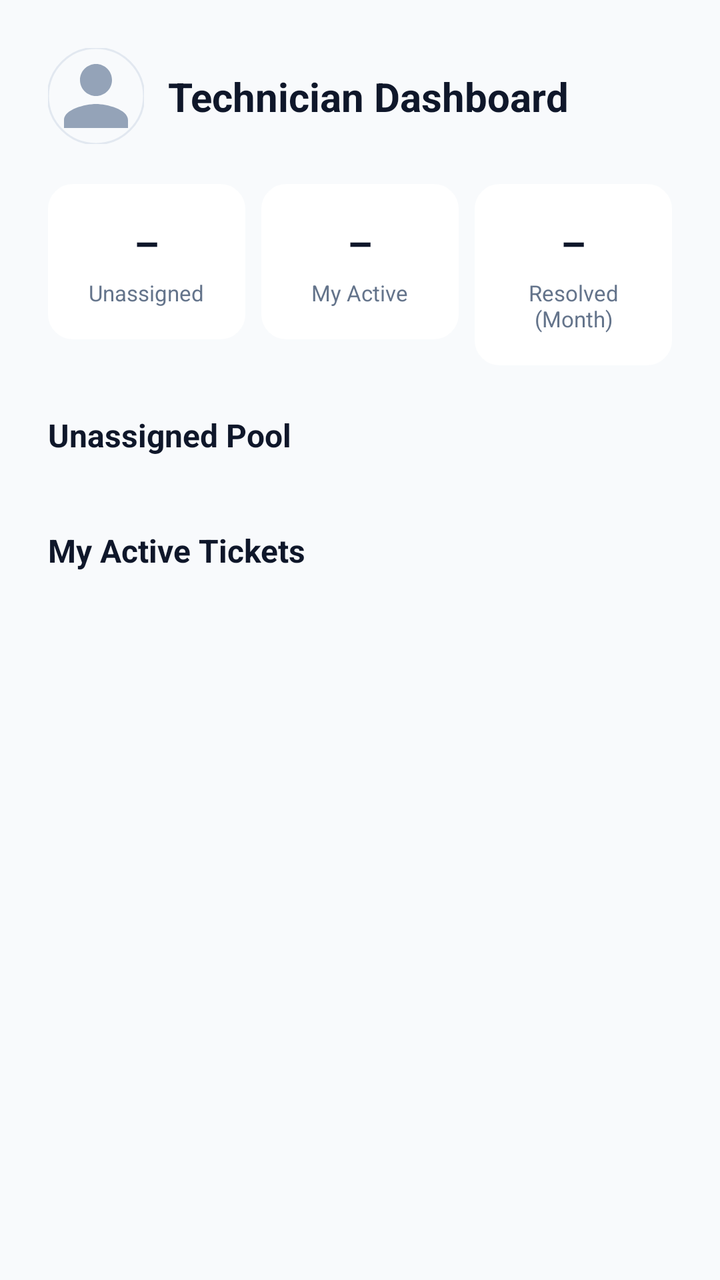
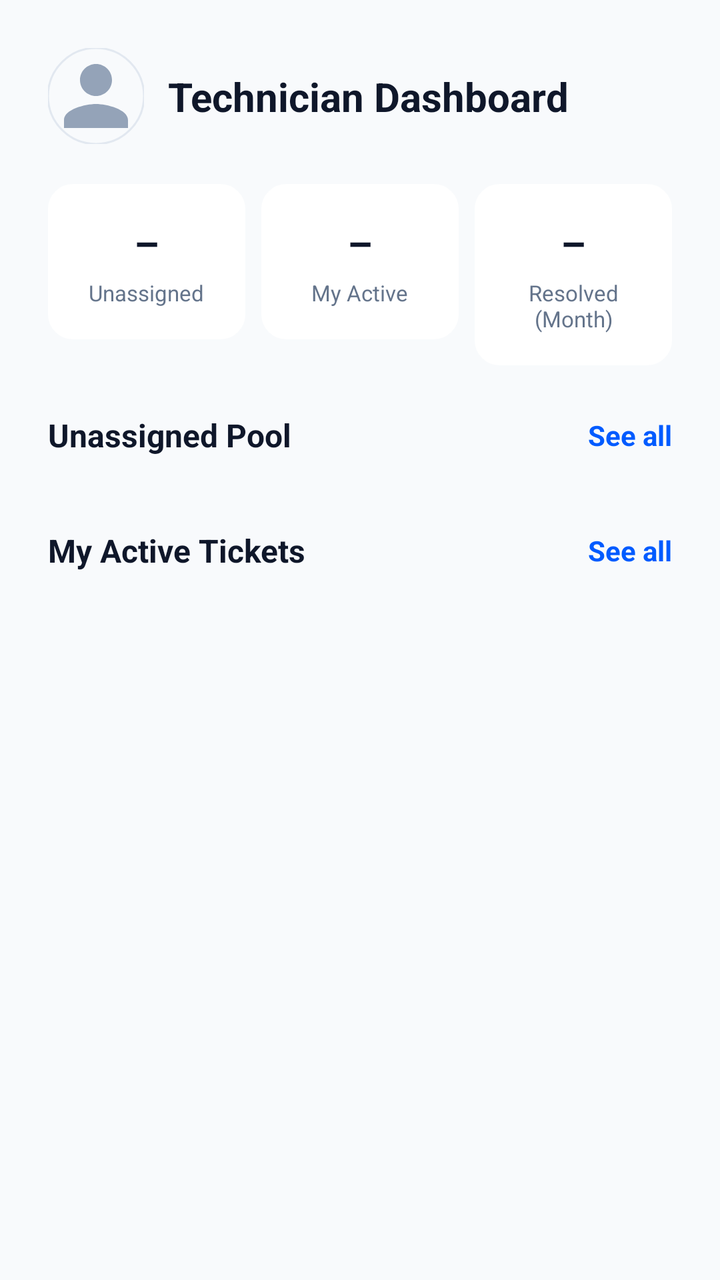

The first picture is an Android layout as it rendered before a commit; the second is the same layout after the commit. The layout source and the unified diff follow.
<!-- AndroidManifest.xml: application theme Theme.SupportAssist -->
<!-- res/layout/fragment_technician_dashboard.xml -->
<?xml version="1.0" encoding="utf-8"?>
<androidx.constraintlayout.widget.ConstraintLayout xmlns:android="http://schemas.android.com/apk/res/android"
    xmlns:app="http://schemas.android.com/apk/res-auto"
    xmlns:tools="http://schemas.android.com/tools"
    android:layout_width="match_parent"
    android:layout_height="match_parent"
    android:background="@color/bg_color">

    <ProgressBar
        android:id="@+id/loading_indicator"
        style="?android:attr/progressBarStyleHorizontal"
        android:layout_width="match_parent"
        android:layout_height="4dp"
        android:indeterminate="true"
        android:visibility="gone"
        app:layout_constraintTop_toTopOf="parent" />

    <androidx.core.widget.NestedScrollView
        android:layout_width="match_parent"
        android:layout_height="0dp"
        android:fillViewport="true"
        app:layout_constraintBottom_toBottomOf="parent"
        app:layout_constraintTop_toBottomOf="@+id/loading_indicator">

        <androidx.constraintlayout.widget.ConstraintLayout
            android:layout_width="match_parent"
            android:layout_height="wrap_content"
            android:paddingHorizontal="24dp"
            android:paddingTop="24dp"
            android:paddingBottom="100dp">

            <androidx.constraintlayout.widget.ConstraintLayout
                android:layout_width="0dp"
                android:layout_height="wrap_content"
                app:layout_constraintEnd_toEndOf="parent"
                app:layout_constraintStart_toStartOf="parent"
                app:layout_constraintTop_toTopOf="parent"
                app:layout_constraintWidth_max="600dp">

                <com.google.android.material.imageview.ShapeableImageView
                    android:id="@+id/iv_profile_image"
                    android:layout_width="48dp"
                    android:layout_height="48dp"
                    android:scaleType="centerCrop"
                    android:src="@drawable/ic_profile"
                    app:layout_constraintStart_toStartOf="parent"
                    app:layout_constraintTop_toTopOf="parent"
                    app:shapeAppearanceOverlay="@style/CircleImage"
                    app:strokeColor="@color/divider_color"
                    app:strokeWidth="1dp" />

                <TextView
                    android:id="@+id/tv_tech_greeting"
                    android:layout_width="wrap_content"
                    android:layout_height="wrap_content"
                    android:layout_marginStart="12dp"
                    android:text="@string/tech_dashboard_title"
                    android:textColor="@color/text_main"
                    android:textSize="20sp"
                    android:textStyle="bold"
                    app:layout_constraintBottom_toBottomOf="@+id/iv_profile_image"
                    app:layout_constraintStart_toEndOf="@+id/iv_profile_image"
                    app:layout_constraintTop_toTopOf="@+id/iv_profile_image" />

                <LinearLayout
                    android:id="@+id/ll_stats_row"
                    android:layout_width="match_parent"
                    android:layout_height="wrap_content"
                    android:layout_marginTop="20dp"
                    android:orientation="horizontal"
                    app:layout_constraintTop_toBottomOf="@+id/iv_profile_image">

                    <LinearLayout
                        android:layout_width="0dp"
                        android:layout_height="wrap_content"
                        android:layout_weight="1"
                        android:background="@drawable/edit_text_bg"
                        android:backgroundTint="@color/card_bg"
                        android:gravity="center"
                        android:orientation="vertical"
                        android:padding="16dp">
                        <TextView android:id="@+id/tv_stat_unassigned" style="@style/StatValueText" android:text="@string/placeholder_dash" />
                        <TextView style="@style/StatLabelText" android:text="@string/tech_stat_unassigned" />
                    </LinearLayout>

                    <LinearLayout
                        android:layout_width="0dp"
                        android:layout_height="wrap_content"
                        android:layout_weight="1"
                        android:layout_marginStart="8dp"
                        android:background="@drawable/edit_text_bg"
                        android:backgroundTint="@color/card_bg"
                        android:gravity="center"
                        android:orientation="vertical"
                        android:padding="16dp">
                        <TextView android:id="@+id/tv_stat_active" style="@style/StatValueText" android:text="@string/placeholder_dash" />
                        <TextView style="@style/StatLabelText" android:text="@string/tech_stat_active" />
                    </LinearLayout>

                    <LinearLayout
                        android:layout_width="0dp"
                        android:layout_height="wrap_content"
                        android:layout_weight="1"
                        android:layout_marginStart="8dp"
                        android:background="@drawable/edit_text_bg"
                        android:backgroundTint="@color/card_bg"
                        android:gravity="center"
                        android:orientation="vertical"
                        android:padding="16dp">
                        <TextView android:id="@+id/tv_stat_resolved_month" style="@style/StatValueText" android:text="@string/placeholder_dash" />
                        <TextView style="@style/StatLabelText" android:text="@string/tech_stat_resolved_month" />
                    </LinearLayout>
                </LinearLayout>

                <TextView
                    android:id="@+id/tv_unassigned_label"
                    android:layout_width="wrap_content"
                    android:layout_height="wrap_content"
                    android:layout_marginTop="24dp"
                    android:text="@string/tech_unassigned_pool"
                    android:textColor="@color/text_main"
                    android:textSize="16sp"
                    android:textStyle="bold"
                    app:layout_constraintStart_toStartOf="parent"
                    app:layout_constraintTop_toBottomOf="@+id/ll_stats_row" />

                <androidx.recyclerview.widget.RecyclerView
                    android:id="@+id/rv_unassigned"
                    android:layout_width="match_parent"
                    android:layout_height="wrap_content"
                    android:layout_marginTop="12dp"
                    android:nestedScrollingEnabled="false"
                    app:layout_constraintTop_toBottomOf="@+id/tv_unassigned_label" />

                <TextView
                    android:id="@+id/tv_unassigned_empty"
                    android:layout_width="match_parent"
                    android:layout_height="wrap_content"
                    android:layout_marginTop="12dp"
                    android:gravity="center"
                    android:text="@string/tech_no_unassigned"
                    android:textColor="@color/text_grey"
                    android:visibility="gone"
                    app:layout_constraintTop_toBottomOf="@+id/tv_unassigned_label" />

                <TextView
                    android:id="@+id/tv_active_label"
                    android:layout_width="wrap_content"
                    android:layout_height="wrap_content"
                    android:layout_marginTop="24dp"
                    android:text="@string/tech_my_active"
                    android:textColor="@color/text_main"
                    android:textSize="16sp"
                    android:textStyle="bold"
                    app:layout_constraintStart_toStartOf="parent"
                    app:layout_constraintTop_toBottomOf="@+id/rv_unassigned" />

                <androidx.recyclerview.widget.RecyclerView
                    android:id="@+id/rv_my_active"
                    android:layout_width="match_parent"
                    android:layout_height="wrap_content"
                    android:layout_marginTop="12dp"
                    android:nestedScrollingEnabled="false"
                    app:layout_constraintTop_toBottomOf="@+id/tv_active_label" />

                <TextView
                    android:id="@+id/tv_active_empty"
                    android:layout_width="match_parent"
                    android:layout_height="wrap_content"
                    android:layout_marginTop="12dp"
                    android:gravity="center"
                    android:text="@string/tech_no_active"
                    android:textColor="@color/text_grey"
                    android:visibility="gone"
                    app:layout_constraintTop_toBottomOf="@+id/tv_active_label" />

            </androidx.constraintlayout.widget.ConstraintLayout>

        </androidx.constraintlayout.widget.ConstraintLayout>
    </androidx.core.widget.NestedScrollView>

</androidx.constraintlayout.widget.ConstraintLayout>
<!-- resources referenced by this layout -->
<resources>
  <color name="bg_color">#F8FAFC</color>
  <color name="card_bg">#FFFFFF</color>
  <color name="divider_color">#E2E8F0</color>
  <color name="text_grey">#64748B</color>
  <color name="text_main">#0F172A</color>
  <!-- drawable edit_text_bg (drawable) -->
  <?xml version="1.0" encoding="utf-8"?>
  <shape xmlns:android="http://schemas.android.com/apk/res/android">
      <solid android:color="@color/input_bg" />
      <corners android:radius="12dp" />
      <stroke android:width="1dp" android:color="#2D3643" />
  </shape>
  <!-- drawable ic_profile (drawable) -->
  <vector xmlns:android="http://schemas.android.com/apk/res/android"
      android:width="24dp"
      android:height="24dp"
      android:viewportWidth="24"
      android:viewportHeight="24">
      <path
          android:fillColor="@color/nav_inactive"
          android:pathData="M12,12c2.21,0 4,-1.79 4,-4s-1.79,-4 -4,-4 -4,1.79 -4,4 1.79,4 4,4zm0,2c-2.67,0 -8,1.34 -8,4v2h16v-2c0,-2.66 -5.33,-4 -8,-4z" />
  </vector>
  <string name="placeholder_dash">–</string>
  <string name="tech_dashboard_title">Technician Dashboard</string>
  <string name="tech_my_active">My Active Tickets</string>
  <string name="tech_no_active">Nothing assigned to you right now.</string>
  <string name="tech_no_unassigned">No unassigned tickets right now.</string>
  <string name="tech_stat_active">My Active</string>
  <string name="tech_stat_resolved_month">Resolved (Month)</string>
  <string name="tech_stat_unassigned">Unassigned</string>
  <string name="tech_unassigned_pool">Unassigned Pool</string>
  <style name="CircleImage">
          <item name="cornerFamily">rounded</item>
          <item name="cornerSize">50%</item>
      </style>
  <style name="StatLabelText">
          <item name="android:layout_width">wrap_content</item>
          <item name="android:layout_height">wrap_content</item>
          <item name="android:layout_marginTop">4dp</item>
          <item name="android:gravity">center</item>
          <item name="android:textColor">@color/text_grey</item>
          <item name="android:textSize">11sp</item>
      </style>
  <style name="StatValueText">
          <item name="android:layout_width">wrap_content</item>
          <item name="android:layout_height">wrap_content</item>
          <item name="android:textColor">@color/stat_value</item>
          <item name="android:textSize">20sp</item>
          <item name="android:textStyle">bold</item>
      </style>
  <style name="Theme.SupportAssist" parent="Base.Theme.SupportAssist" />
  <color name="input_bg">#FFFFFF</color>
  <color name="nav_inactive">#94A3B8</color>
  <color name="stat_value">#0F172A</color>
  <style name="Base.Theme.SupportAssist" parent="Theme.Material3.DayNight.NoActionBar">
          <item name="colorPrimary">@color/primary_blue</item>
          <item name="android:windowBackground">@color/bg_color</item>
  
          
          <item name="android:textColorPrimary">@color/text_main</item>
          <item name="android:textColorSecondary">@color/text_grey</item>
          <item name="android:editTextColor">@color/text_main</item>
          <item name="android:textColorHint">@color/text_grey</item>
  
          
          <item name="colorOnBackground">@color/text_main</item>
          <item name="colorOnSurface">@color/text_main</item>
          <item name="colorOnSurfaceVariant">@color/text_grey</item>
          <item name="colorSurface">@color/bg_color</item>
          <item name="colorOutline">@color/divider_color</item>
      </style>
  <color name="primary_blue">#005BFF</color>
</resources>

<!-- the commit's change to res/layout/fragment_technician_dashboard.xml (unified diff, before → after) -->
@@ -124,6 +124,18 @@
                     app:layout_constraintStart_toStartOf="parent"
                     app:layout_constraintTop_toBottomOf="@+id/ll_stats_row" />
 
+                <TextView
+                    android:id="@+id/tv_see_all_unassigned"
+                    android:layout_width="wrap_content"
+                    android:layout_height="wrap_content"
+                    android:text="@string/see_all"
+                    android:textColor="@color/primary_blue"
+                    android:textSize="14sp"
+                    android:textStyle="bold"
+                    app:layout_constraintBottom_toBottomOf="@+id/tv_unassigned_label"
+                    app:layout_constraintEnd_toEndOf="parent"
+                    app:layout_constraintTop_toTopOf="@+id/tv_unassigned_label" />
+
                 <androidx.recyclerview.widget.RecyclerView
                     android:id="@+id/rv_unassigned"
                     android:layout_width="match_parent"
@@ -155,6 +167,18 @@
                     app:layout_constraintStart_toStartOf="parent"
                     app:layout_constraintTop_toBottomOf="@+id/rv_unassigned" />
 
+                <TextView
+                    android:id="@+id/tv_see_all_active"
+                    android:layout_width="wrap_content"
+                    android:layout_height="wrap_content"
+                    android:text="@string/see_all"
+                    android:textColor="@color/primary_blue"
+                    android:textSize="14sp"
+                    android:textStyle="bold"
+                    app:layout_constraintBottom_toBottomOf="@+id/tv_active_label"
+                    app:layout_constraintEnd_toEndOf="parent"
+                    app:layout_constraintTop_toTopOf="@+id/tv_active_label" />
+
                 <androidx.recyclerview.widget.RecyclerView
                     android:id="@+id/rv_my_active"
                     android:layout_width="match_parent"
<!-- resource entries referenced after the edit -->
@@ -23,6 +23,7 @@
           android:pathData="M12,12c2.21,0 4,-1.79 4,-4s-1.79,-4 -4,-4 -4,1.79 -4,4 1.79,4 4,4zm0,2c-2.67,0 -8,1.34 -8,4v2h16v-2c0,-2.66 -5.33,-4 -8,-4z" />
   </vector>
   <string name="placeholder_dash">–</string>
+  <string name="see_all">See all</string>
   <string name="tech_dashboard_title">Technician Dashboard</string>
   <string name="tech_my_active">My Active Tickets</string>
   <string name="tech_no_active">Nothing assigned to you right now.</string>
